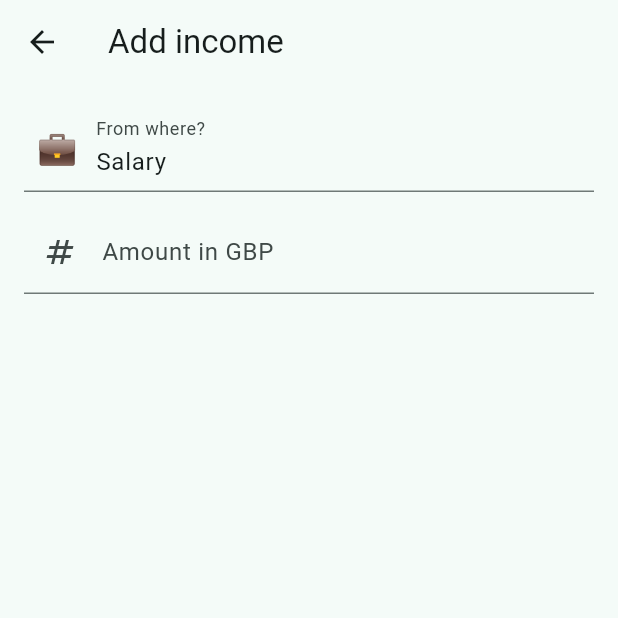
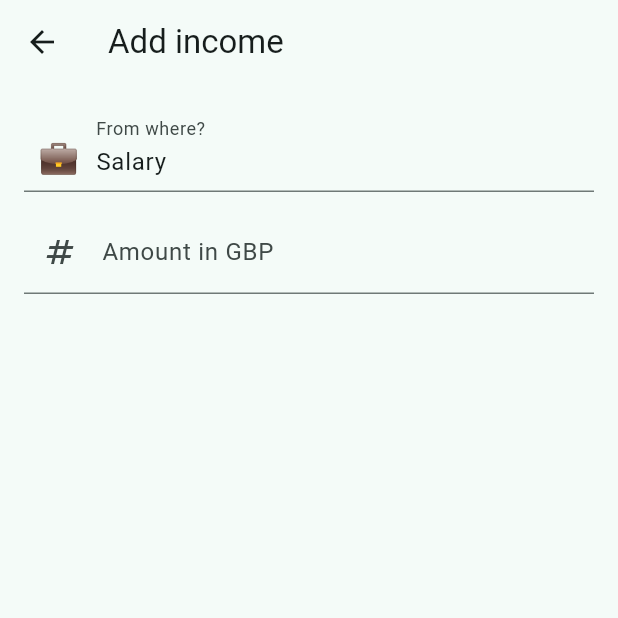
Before and after one commit to PabloSczn/truly-budget, a Flutter app: the AddIncomeScreen screen opened directly, on a phone screen of 412 x 824 dp, the top half of it. Run offline on Flutter 3.47's test engine with Material 3 defaults, Android fonts, the phone set to English and light mode, and no system bars; our stand-ins replace fl_chart, shared_preferences; accounts and stored records are empty.

Commit message:
improve emojis position

```diff
--- a/lib/screens/add_income_screen.dart
+++ b/lib/screens/add_income_screen.dart
@@ -26,7 +26,17 @@ class _EmojiPrefixButton extends StatelessWidget {
         splashRadius: 20,
         onPressed: onTap,
         tooltip: 'Choose emoji',
-        icon: Text(emoji, style: const TextStyle(fontSize: 22)),
+        // Nudge the emoji slightly down to align with the text baseline
+        icon: Transform.translate(
+          offset: const Offset(1, 6),
+          child: Text(
+            emoji,
+            style: const TextStyle(
+              fontSize: 22,
+              height: 1.0,
+            ),
+          ),
+        ),
       ),
     );
   }
```
Also changed, not shown: lib/screens/category_detail_screen.dart (+11 -10 lines).
